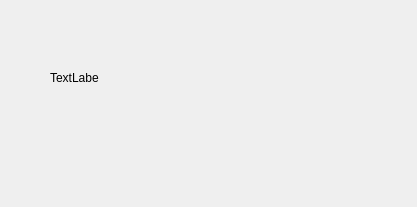
First picture: the form in loadwindow.ui, repository SuperTavor/YWML, before the edit.
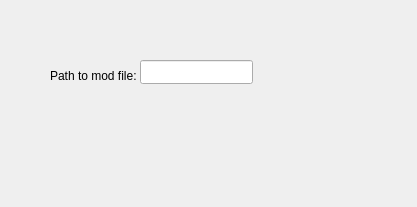
Second picture: the form after the edit.

Patch:
```diff
--- a/loadwindow.ui
+++ b/loadwindow.ui
@@ -18,13 +18,23 @@
     <property name="geometry">
      <rect>
       <x>50</x>
-      <y>70</y>
-      <width>49</width>
-      <height>16</height>
+      <y>66</y>
+      <width>91</width>
+      <height>20</height>
      </rect>
     </property>
     <property name="text">
-     <string>TextLabel</string>
+     <string>Path to mod file:</string>
+    </property>
+   </widget>
+   <widget class="QLineEdit" name="pathLineEdit">
+    <property name="geometry">
+     <rect>
+      <x>140</x>
+      <y>60</y>
+      <width>113</width>
+      <height>24</height>
+     </rect>
     </property>
    </widget>
   </widget>
```
